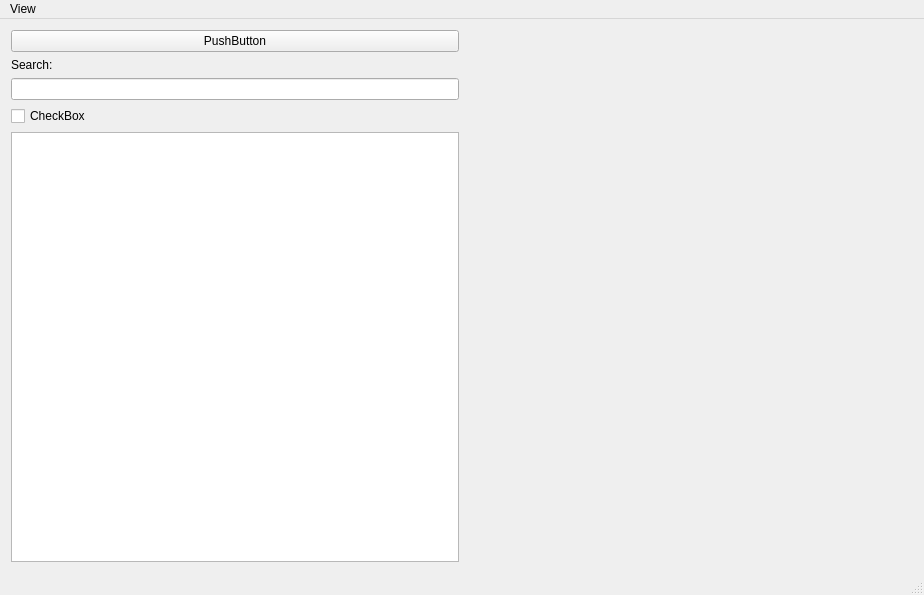
This is stplot-gui/stplotwindow.ui in Sanya-123/STplot as Qt 5 draws it before an edit. The edited form follows.
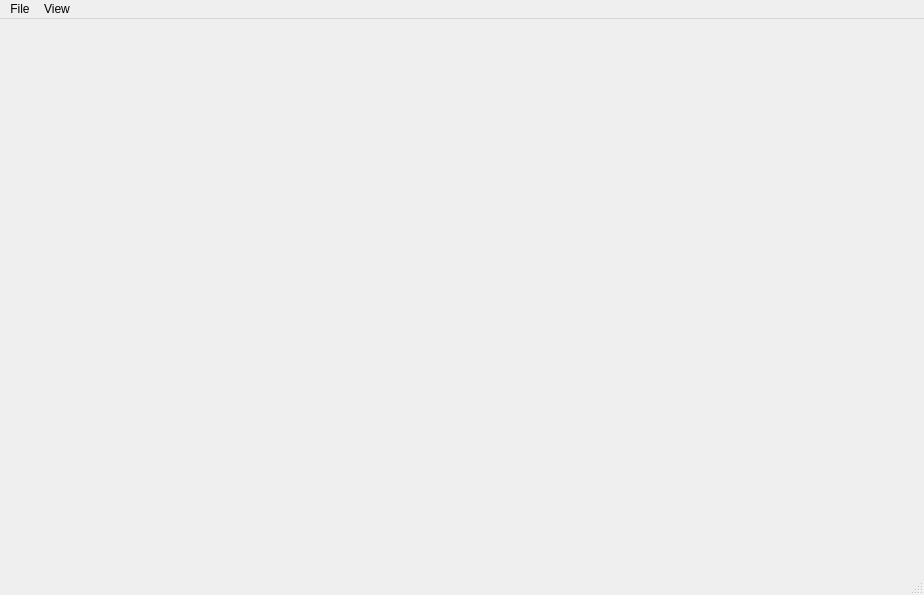
This is the edited form.

The edit to the form file:
```diff
--- a/stplot-gui/stplotwindow.ui
+++ b/stplot-gui/stplotwindow.ui
@@ -15,47 +15,6 @@
   </property>
   <widget class="QWidget" name="centralWidget">
    <layout class="QHBoxLayout" name="horizontalLayout">
-    <item>
-     <layout class="QVBoxLayout" name="verticalLayout">
-      <item>
-       <widget class="QPushButton" name="pushButton">
-        <property name="text">
-         <string>PushButton</string>
-        </property>
-       </widget>
-      </item>
-      <item>
-       <widget class="QLabel" name="label">
-        <property name="text">
-         <string>Search:</string>
-        </property>
-       </widget>
-      </item>
-      <item>
-       <widget class="QLineEdit" name="searchField"/>
-      </item>
-      <item>
-       <widget class="QCheckBox" name="checkBox">
-        <property name="text">
-         <string>CheckBox</string>
-        </property>
-       </widget>
-      </item>
-      <item>
-       <widget class="QTreeView" name="treeView">
-        <property name="enabled">
-         <bool>true</bool>
-        </property>
-        <property name="headerHidden">
-         <bool>false</bool>
-        </property>
-        <attribute name="headerVisible">
-         <bool>true</bool>
-        </attribute>
-       </widget>
-      </item>
-     </layout>
-    </item>
     <item>
      <widget class="QWidget" name="dockContainer" native="true">
       <property name="sizePolicy">
@@ -82,6 +41,15 @@
      <string>View</string>
     </property>
    </widget>
+   <widget class="QMenu" name="menuFile">
+    <property name="title">
+     <string>File</string>
+    </property>
+    <addaction name="actionNew"/>
+    <addaction name="actionOpen"/>
+    <addaction name="actionSave"/>
+   </widget>
+   <addaction name="menuFile"/>
    <addaction name="menuView"/>
   </widget>
   <widget class="QStatusBar" name="statusBar"/>
```
Left out of the diff: 15 changed lines with no effect on the pictures.
